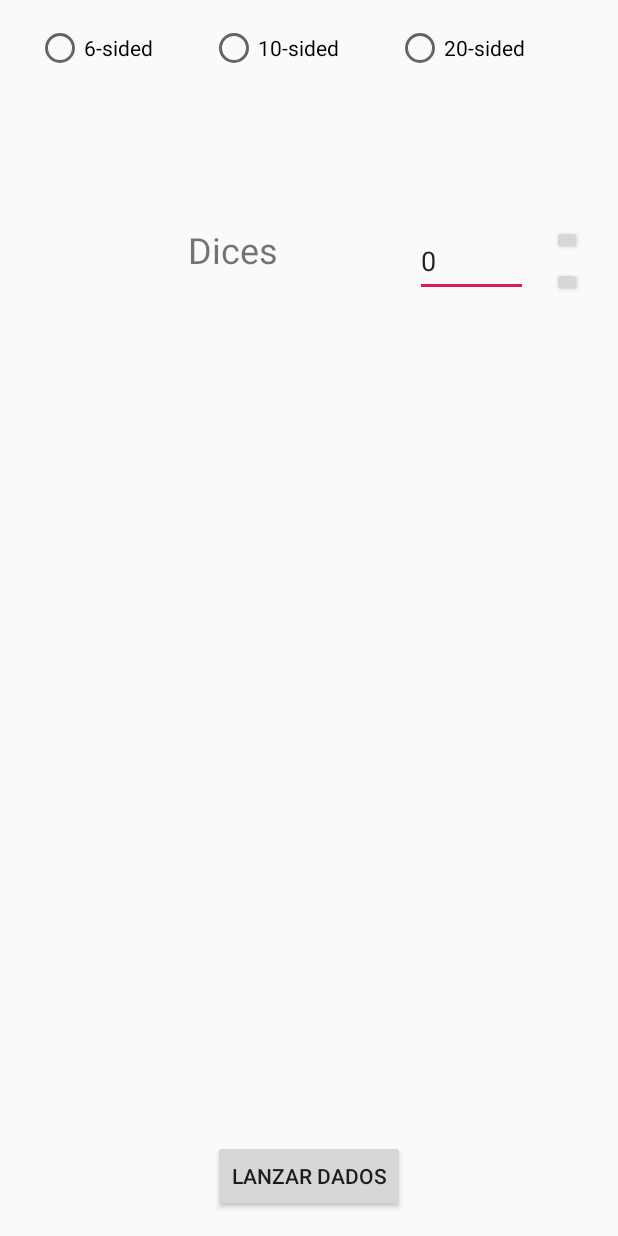
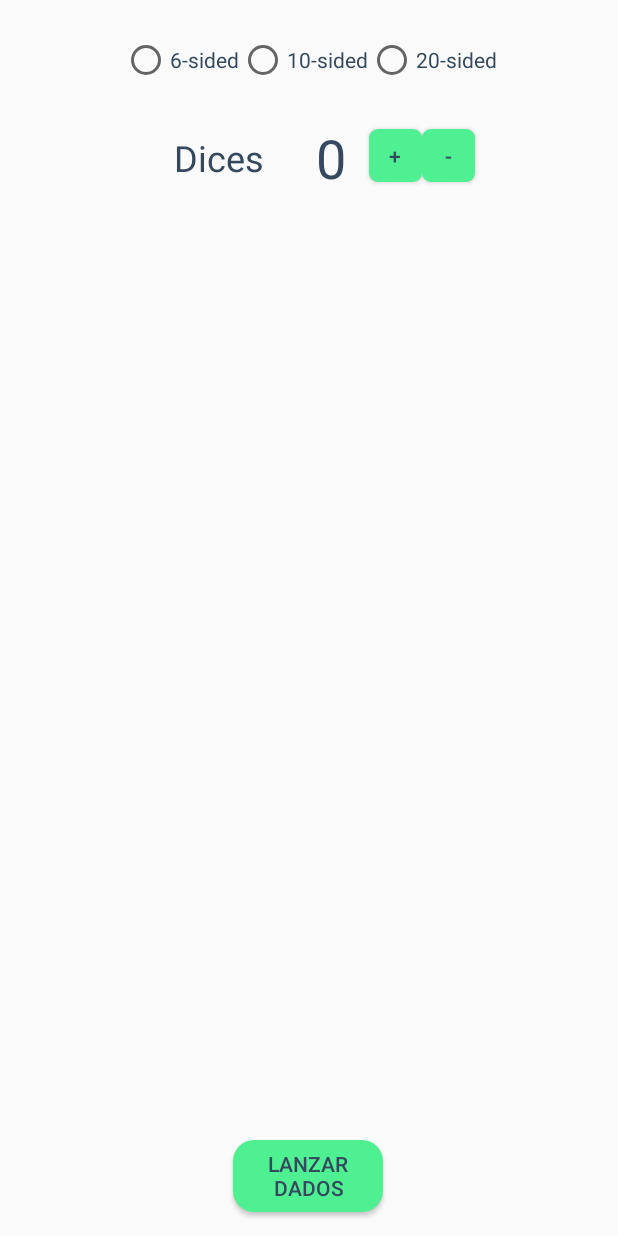
Before and after one commit to jesdomtri/BG_Stats-1, an Android app: the layout activity_dice.xml on its own in the app's theme, with its tools: preview values and no code run, on a phone screen of 412 x 824 dp. Run offline under Robolectric (Android 15) with nearby library versions, the phone set to English and light mode, and no system bars.

Commit message:
Adding funcionality to Dice Roller

```diff
--- a/app/src/main/AndroidManifest.xml
+++ b/app/src/main/AndroidManifest.xml
@@ -68,6 +68,11 @@
             android:configChanges="orientation"
             android:screenOrientation="portrait">
         </activity>
+        <activity
+            android:name=".DiceRollerActivity"
+            android:configChanges="orientation"
+            android:screenOrientation="portrait">
+        </activity>
     </application>
 
 </manifest>
--- a/app/src/main/java/com/example/bg_stats/DiceRollerActivity.java
+++ b/app/src/main/java/com/example/bg_stats/DiceRollerActivity.java
@@ -4,13 +4,22 @@ import android.os.Bundle;
 import android.support.v7.app.AppCompatActivity;
 import android.view.View;
 import android.view.Window;
+import android.widget.Button;
+import android.widget.EditText;
+import android.widget.ListView;
 import android.widget.RadioButton;
 import android.widget.RadioGroup;
 import android.widget.TextView;
 
 public class DiceRollerActivity extends AppCompatActivity {
 
-    TextView diceCount;
+    public TextView diceCount;
+    public Button plusNumber;
+    public Button lessNumber;
+
+    public ListView dices;
+    public RadioGroup radioGroup;
+
 
     protected void onCreate(Bundle savedInstanceState) {
         super.onCreate(savedInstanceState);
@@ -22,6 +31,30 @@ public class DiceRollerActivity extends AppCompatActivity {
         // Set view
         setContentView(R.layout.activity_dice);
 
+        //Plus and less number
+        diceCount = (TextView) findViewById(R.id.diceCount);
+        plusNumber = (Button) findViewById(R.id.plusNumber);
+        lessNumber = (Button) findViewById(R.id.lessNumber);
+
+        plusNumber.setOnClickListener(new View.OnClickListener() {
+            public void onClick(View view) {
+                Integer number = Integer.parseInt((String) diceCount.getText());
+                if (number < 20){
+                    diceCount.setText(Integer.toString((number + 1)));
+                }
+            }
+        });
+
+        lessNumber.setOnClickListener(new View.OnClickListener() {
+            public void onClick(View view) {
+                Integer number = Integer.parseInt((String) diceCount.getText());
+                if (number > 0){
+                    diceCount.setText(Integer.toString((number - 1)));
+                }
+            }
+        });
+
+
         RadioGroup rGroup = findViewById(R.id.radioGroup);
         rGroup.setOnCheckedChangeListener(new RadioGroup.OnCheckedChangeListener() {
             public void onCheckedChanged(RadioGroup group, int checkedId) {
@@ -30,14 +63,5 @@ public class DiceRollerActivity extends AppCompatActivity {
         });
     }
 
-    public void onPlusNumberClick(View view) {
-        diceCount = findViewById(R.id.diceCount);
-        diceCount.setText(Integer.parseInt(diceCount.getText().toString()) + 1);
-    }
-
-    public void onLessNumberClick(View view) {
-        diceCount = findViewById(R.id.diceCount);
-        diceCount.setText(Integer.parseInt(diceCount.getText().toString()) - 1);
-    }
 
 }
--- a/app/src/main/java/com/example/bg_stats/UtilitiesActivity.java
+++ b/app/src/main/java/com/example/bg_stats/UtilitiesActivity.java
@@ -32,12 +32,13 @@ public class UtilitiesActivity extends AppCompatActivity {
         navView.getMenu().getItem(2).setChecked(true);
     }
 
-    public void onDiceRollerClick(View view){
-        Intent diceRoller = new Intent(UtilitiesActivity.this, DiceRollerActivity.class);
-        startActivity(diceRoller);
+    public void onDiceRollClick(View view) {
+        Intent diceRoll = new Intent(UtilitiesActivity.this, DiceRollerActivity.class);
+        startActivity(diceRoll);
     }
 
-    public void onMagicArenaClick(View view){
+
+    public void onMagicArenaClick(View view) {
         Intent magicArena = new Intent(UtilitiesActivity.this, MagicArenaActivity.class);
         startActivity(magicArena);
     }
--- /dev/null
+++ b/app/src/main/res/drawable/button_diceroll.xml
@@ -0,0 +1,7 @@
+<?xml version="1.0" encoding="utf-8"?>
+<shape xmlns:android="http://schemas.android.com/apk/res/android"
+    android:shape="rectangle">
+    <corners android:radius="14dp" />
+    <solid android:color="#4FF092" />
+
+</shape>
--- a/app/src/main/res/layout/activity_dice.xml
+++ b/app/src/main/res/layout/activity_dice.xml
@@ -1,118 +1,167 @@
 <?xml version="1.0" encoding="utf-8"?>
-<android.support.constraint.ConstraintLayout
-    xmlns:android="http://schemas.android.com/apk/res/android"
+<android.support.constraint.ConstraintLayout xmlns:android="http://schemas.android.com/apk/res/android"
     xmlns:app="http://schemas.android.com/apk/res-auto"
     xmlns:tools="http://schemas.android.com/tools"
     android:layout_width="match_parent"
     android:layout_height="match_parent">
 
-    <EditText
-        android:id="@+id/diceCount"
-        android:layout_width="75dp"
-        android:layout_height="48dp"
-        android:layout_marginEnd="16dp"
-        android:layout_marginRight="16dp"
-        android:editable="false"
-        android:ems="10"
-        android:inputType="number"
-        android:text="0"
-        app:layout_constraintBottom_toTopOf="@+id/dices"
-        app:layout_constraintEnd_toStartOf="@+id/plusNumber" />
-
     <TextView
         android:id="@+id/diceLabel"
-        android:layout_width="135dp"
-        android:layout_height="48dp"
-        android:layout_marginEnd="16dp"
-        android:layout_marginRight="16dp"
+        android:layout_width="100dp"
+        android:layout_height="50dp"
+        android:layout_marginTop="24dp"
+        android:layout_marginEnd="100dp"
+        android:layout_marginRight="100dp"
+        android:gravity="center"
         android:text="@string/dice_number"
+        android:textColor="@color/flatWetAsphalt"
         android:textSize="24sp"
-        app:layout_constraintBottom_toTopOf="@+id/dices"
-        app:layout_constraintEnd_toStartOf="@+id/diceCount" />
+        app:layout_constraintEnd_toStartOf="@+id/guideline6"
+        app:layout_constraintHorizontal_bias="0.454"
+        app:layout_constraintStart_toStartOf="@+id/guideline4"
+        app:layout_constraintTop_toBottomOf="@+id/radioGroup" />
 
     <ListView
         android:id="@+id/dices"
-        android:layout_width="384dp"
-        android:layout_height="538dp"
-        android:layout_marginStart="24dp"
-        android:layout_marginLeft="24dp"
-        android:layout_marginEnd="24dp"
-        android:layout_marginRight="24dp"
-        android:layout_marginBottom="24dp"
+        android:layout_width="300dp"
+        android:layout_height="500dp"
         app:layout_constraintBottom_toTopOf="@+id/button2"
-        app:layout_constraintEnd_toEndOf="parent"
-        app:layout_constraintStart_toStartOf="parent" />
+        app:layout_constraintEnd_toStartOf="@+id/guideline6"
+        app:layout_constraintStart_toStartOf="@+id/guideline4"
+        app:layout_constraintTop_toBottomOf="@+id/diceLabel" />
 
     <Button
         android:id="@+id/button2"
-        android:layout_width="wrap_content"
+        android:layout_width="100dp"
         android:layout_height="wrap_content"
         android:layout_marginBottom="16dp"
+        android:background="@drawable/button_diceroll"
         android:text="Lanzar dados"
-        app:layout_constraintBottom_toBottomOf="parent"
-        app:layout_constraintEnd_toEndOf="parent"
-        app:layout_constraintStart_toStartOf="parent" />
+        android:textAllCaps="true"
+        android:textColor="@color/flatWetAsphalt"
+        app:layout_constraintBottom_toTopOf="@+id/guideline12"
+        app:layout_constraintEnd_toStartOf="@+id/guideline6"
+        app:layout_constraintHorizontal_bias="0.498"
+        app:layout_constraintStart_toStartOf="@+id/guideline4" />
 
     <Button
         android:id="@+id/plusNumber"
-        android:layout_width="20dp"
-        android:layout_height="20dp"
-        android:layout_marginTop="8dp"
-        android:layout_marginEnd="24dp"
-        android:layout_marginRight="24dp"
-        android:onClick="onPlusNumberClick"
+        android:layout_width="35dp"
+        android:layout_height="35dp"
+        android:layout_marginTop="30dp"
+        android:background="@drawable/button_magic"
+        android:gravity="center"
         android:text="+"
-        app:layout_constraintEnd_toEndOf="parent"
+        android:textColor="@color/flatWetAsphalt"
+        app:layout_constraintStart_toEndOf="@+id/diceCount"
         app:layout_constraintTop_toBottomOf="@+id/radioGroup" />
 
     <Button
         android:id="@+id/lessNumber"
-        android:layout_width="20dp"
-        android:layout_height="20dp"
-        android:layout_marginTop="8dp"
-        android:layout_marginEnd="24dp"
-        android:layout_marginRight="24dp"
-        android:onClick="onLessNumberClick"
+        android:layout_width="35dp"
+        android:layout_height="35dp"
+        android:layout_marginTop="30dp"
+        android:background="@drawable/button_magic"
+        android:gravity="center"
         android:text="-"
-        app:layout_constraintEnd_toEndOf="parent"
-        app:layout_constraintTop_toBottomOf="@+id/plusNumber" />
+        android:textColor="@color/flatWetAsphalt"
+        app:layout_constraintStart_toEndOf="@+id/plusNumber"
+        app:layout_constraintTop_toBottomOf="@+id/radioGroup" />
 
     <RadioGroup
         android:id="@+id/radioGroup"
-        android:layout_width="0dp"
-        android:layout_height="0dp"
-        android:layout_marginStart="24dp"
-        android:layout_marginLeft="24dp"
-        android:layout_marginTop="16dp"
-        android:layout_marginEnd="24dp"
-        android:layout_marginRight="24dp"
-        android:layout_marginBottom="8dp"
+        android:layout_width="wrap_content"
+        android:layout_height="wrap_content"
+        android:layout_marginTop="24dp"
         android:orientation="horizontal"
-        app:layout_constraintBottom_toTopOf="@+id/diceLabel"
         app:layout_constraintEnd_toEndOf="parent"
-        app:layout_constraintStart_toStartOf="parent"
-        app:layout_constraintTop_toTopOf="parent">
+        app:layout_constraintEnd_toStartOf="@+id/guideline6"
+        app:layout_constraintStart_toStartOf="@+id/guideline4"
+        app:layout_constraintTop_toTopOf="@+id/guideline10">
 
         <RadioButton
             android:id="@+id/dice6Sided"
             android:layout_width="wrap_content"
             android:layout_height="wrap_content"
             android:layout_weight="1"
-            android:text="@string/dice6" />
+            android:text="@string/dice6"
+            android:textColor="@color/flatWetAsphalt" />
 
         <RadioButton
             android:id="@+id/dice10Sided"
             android:layout_width="wrap_content"
             android:layout_height="wrap_content"
             android:layout_weight="1"
-            android:text="@string/dice10" />
+            android:text="@string/dice10"
+            android:textColor="@color/flatWetAsphalt" />
 
         <RadioButton
             android:id="@+id/dice20Sided"
             android:layout_width="wrap_content"
             android:layout_height="wrap_content"
             android:layout_weight="1"
-            android:text="@string/dice20" />
+            android:text="@string/dice20"
+            android:textColor="@color/flatWetAsphalt" />
     </RadioGroup>
 
+    <android.support.constraint.Guideline
+        android:id="@+id/guideline4"
+        android:layout_width="wrap_content"
+        android:layout_height="wrap_content"
+        android:orientation="vertical"
+        app:layout_constraintGuide_begin="20dp"
+        app:layout_constraintGuide_percent="0.0" />
+
+    <android.support.constraint.Guideline
+        android:id="@+id/guideline5"
+        android:layout_width="wrap_content"
+        android:layout_height="wrap_content"
+        android:orientation="vertical"
+        app:layout_constraintGuide_begin="20dp"
+        app:layout_constraintGuide_percent="0.5" />
+
+    <android.support.constraint.Guideline
+        android:id="@+id/guideline6"
+        android:layout_width="wrap_content"
+        android:layout_height="wrap_content"
+        android:orientation="vertical"
+        app:layout_constraintGuide_begin="20dp"
+        app:layout_constraintGuide_percent="1.0" />
+
+    <android.support.constraint.Guideline
+        android:id="@+id/guideline10"
+        android:layout_width="wrap_content"
+        android:layout_height="wrap_content"
+        android:orientation="horizontal"
+        app:layout_constraintGuide_begin="20dp"
+        app:layout_constraintGuide_percent="0.0" />
+
+    <android.support.constraint.Guideline
+        android:id="@+id/guideline11"
+        android:layout_width="wrap_content"
+        android:layout_height="wrap_content"
+        android:orientation="horizontal"
+        app:layout_constraintGuide_begin="20dp"
+        app:layout_constraintGuide_percent="0.5" />
+
+    <android.support.constraint.Guideline
+        android:id="@+id/guideline12"
+        android:layout_width="wrap_content"
+        android:layout_height="wrap_content"
+        android:orientation="horizontal"
+        app:layout_constraintGuide_begin="20dp"
+        app:layout_constraintGuide_percent="1.0" />
+
+    <TextView
+        android:id="@+id/diceCount"
+        android:layout_width="50dp"
+        android:layout_height="50dp"
+        android:layout_marginTop="24dp"
+        android:gravity="center"
+        android:text="0"
+        android:textColor="@color/flatWetAsphalt"
+        android:textSize="36sp"
+        app:layout_constraintStart_toEndOf="@+id/diceLabel"
+        app:layout_constraintTop_toBottomOf="@+id/radioGroup" />
+
 </android.support.constraint.ConstraintLayout>
--- a/app/src/main/res/layout/activity_utilities.xml
+++ b/app/src/main/res/layout/activity_utilities.xml
@@ -46,7 +46,7 @@
         android:id="@+id/diceRoll"
         android:layout_width="150dp"
         android:layout_height="150dp"
-        android:onClick="onDiceRollerClick"
+        android:onClick="onDiceRollClick"
         android:visibility="visible"
         app:layout_constraintBottom_toTopOf="@+id/guideline11"
         app:layout_constraintEnd_toStartOf="@+id/guideline5"
@@ -62,7 +62,7 @@
         android:visibility="visible"
         app:layout_constraintBottom_toTopOf="@+id/nav_view"
         app:layout_constraintEnd_toStartOf="@+id/guideline5"
-        app:layout_constraintStart_toStartOf="parent"
+        app:layout_constraintStart_toStartOf="@+id/guideline4"
         app:layout_constraintTop_toTopOf="@+id/guideline11"
         tools:srcCompat="@tools:sample/avatars" />
 
```
